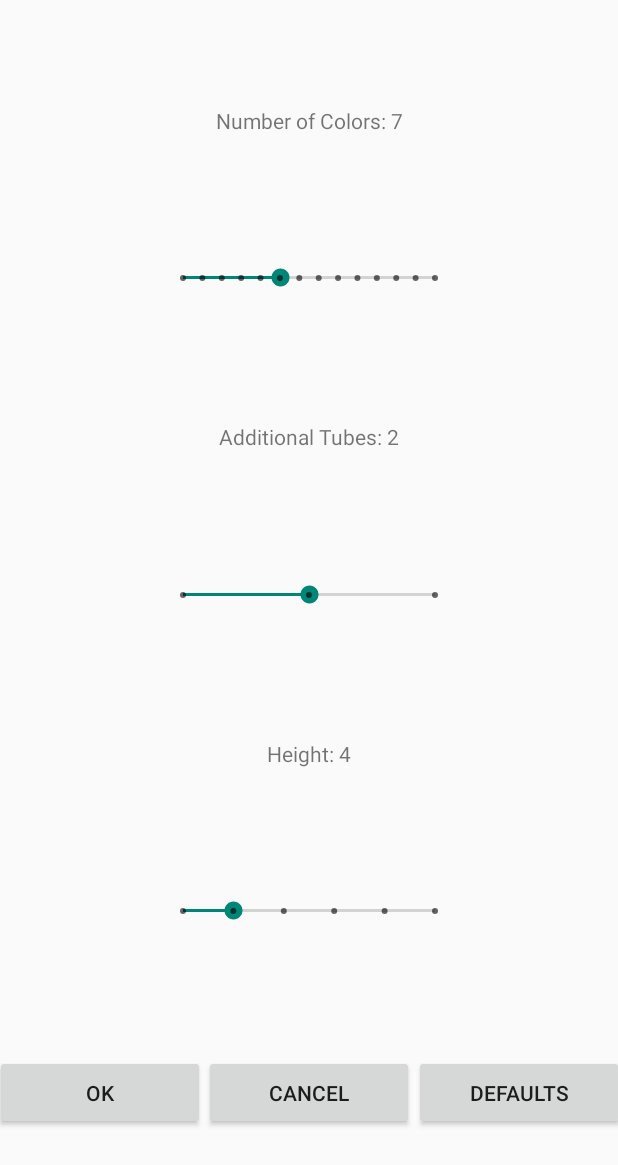
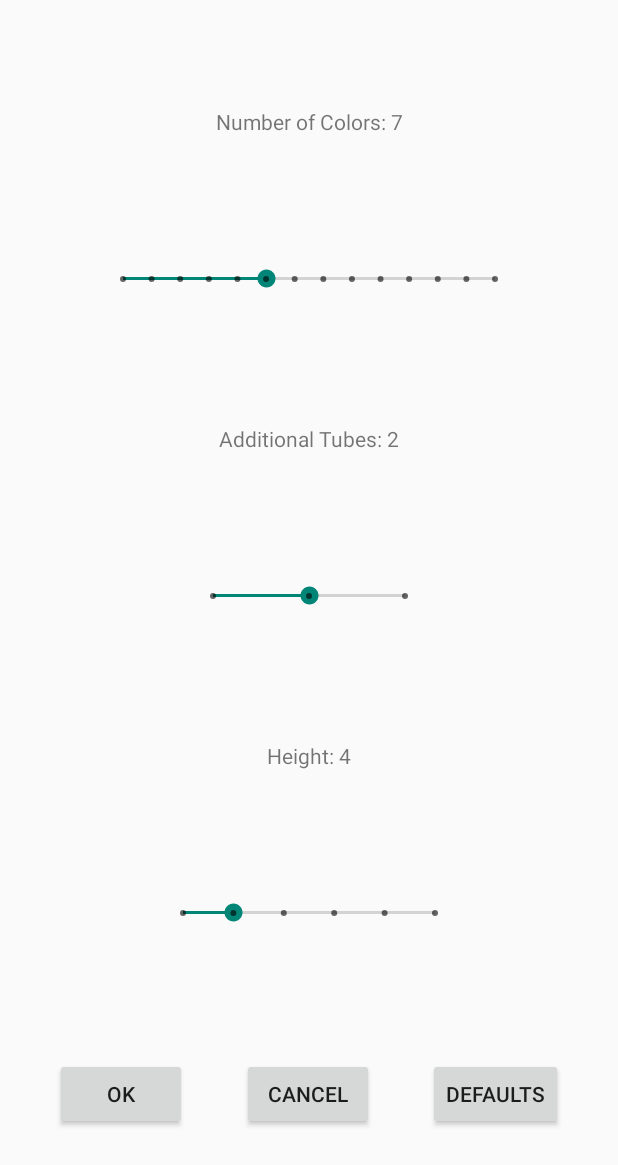
Before and after one commit to Heiko-Zelt/ballakotlin2, an Android app: the SettingsActivity screen opened directly, with no data from a screen before it, on a phone screen of 412 x 824 dp. Shown: the top 1165 px of the screen. Run offline under Robolectric (Android 15) with nearby library versions, the phone set to English and light mode, and no system bars.

Commit message:
Settings Activity layout to fit all languages

```diff
--- a/app/src/main/res/layout/activity_settings.xml
+++ b/app/src/main/res/layout/activity_settings.xml
@@ -20,7 +20,7 @@
     <SeekBar
         android:id="@+id/numberOfColors"
         style="@style/Widget.AppCompat.SeekBar.Discrete"
-        android:layout_width="200dp"
+        android:layout_width="280dp"
         android:layout_height="50dp"
         android:max="13"
         app:layout_constraintTop_toBottomOf="@id/labelNumberOfColors"
@@ -41,7 +41,7 @@
     <SeekBar
         android:id="@+id/additionalTubes"
         style="@style/Widget.AppCompat.SeekBar.Discrete"
-        android:layout_width="200dp"
+        android:layout_width="160dp"
         android:layout_height="50dp"
         android:max="2"
         app:layout_constraintTop_toBottomOf="@id/labelAdditionalTubes"
@@ -72,8 +72,8 @@
 
     <Button
         android:id="@+id/okButton"
-        android:layout_width="140dp"
-        android:layout_height="50dp"
+        android:layout_width="wrap_content"
+        android:layout_height="wrap_content"
         android:text="@string/button_ok"
         android:onClick="onOkKlicked"
         app:layout_constraintTop_toBottomOf="@id/height"
@@ -83,8 +83,8 @@
 
     <Button
         android:id="@+id/cancelButton"
-        android:layout_width="140dp"
-        android:layout_height="50dp"
+        android:layout_width="wrap_content"
+        android:layout_height="wrap_content"
         android:text="@string/button_cancel"
         android:onClick="onCancelKlicked"
         app:layout_constraintTop_toBottomOf="@id/height"
@@ -94,8 +94,8 @@
 
     <Button
         android:id="@+id/defaultsButton"
-        android:layout_width="140dp"
-        android:layout_height="50dp"
+        android:layout_width="wrap_content"
+        android:layout_height="wrap_content"
         android:text="@string/button_defaults"
         android:onClick="onDefaultsKlicked"
         app:layout_constraintTop_toBottomOf="@id/height"
```
